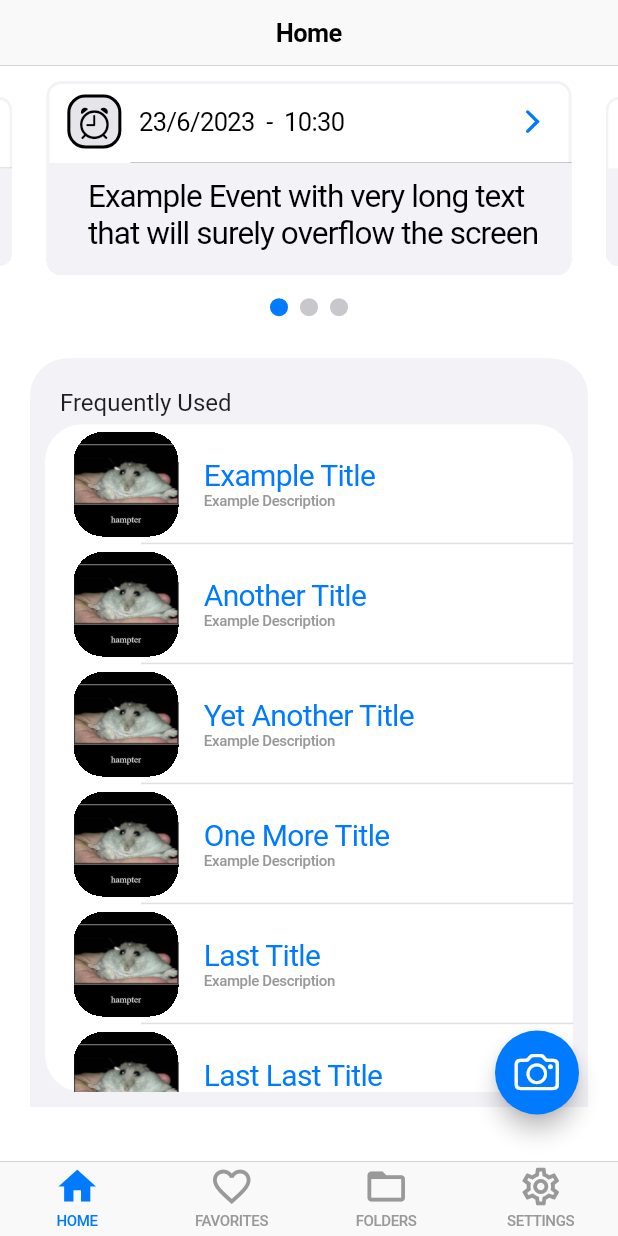
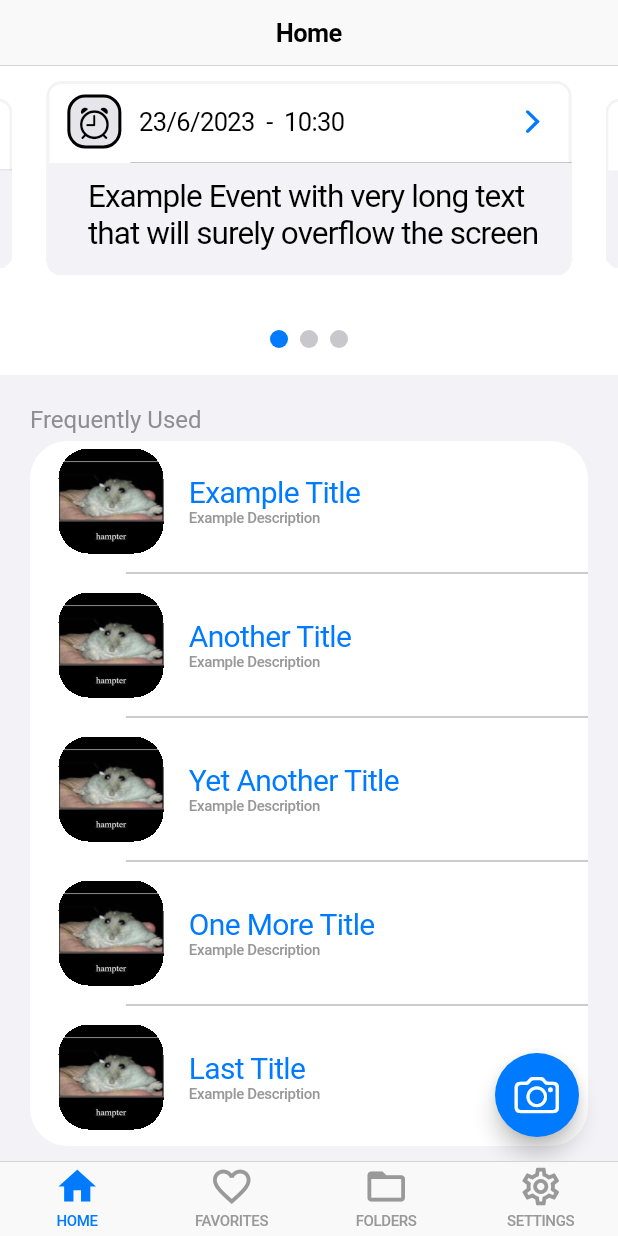
Before and after one commit to MA-SOSE2023/WallAt, a Flutter app: the HomeScreen screen opened by its route, on a phone screen of 412 x 824 dp. Run offline on Flutter 3.47's test engine with Material 2 defaults, Android fonts, the phone set to English and light mode, and no system bars; drawn by our look-alikes of flutter_carousel_widget; our stand-ins replace beamer, flutter_riverpod, freezed_annotation, photo_view.

Commit message:
#27_#31-improve flex behaviour of doc cards

```diff
--- a/lib/common/custom_widgets/document_card/document_card_container.dart
+++ b/lib/common/custom_widgets/document_card/document_card_container.dart
@@ -10,28 +10,33 @@ class DocumentCardContainer extends ConsumerWidget {
     required SingleItem item,
     BoxDecoration? containerDeco,
     Color? backgroundColor,
+    bool? showFavoriteButton,
     super.key,
   })  : _item = item,
         _containerDeco = containerDeco,
-        _backgroundColor = backgroundColor;
+        _backgroundColor = backgroundColor,
+        _showFavoriteButton = showFavoriteButton ?? true;
 
   DocumentCardContainer.borderless({
     required SingleItem item,
     Color? backgroundColor,
+    bool? showFavoriteButton,
     super.key,
   })  : _item = item,
         _containerDeco = BoxDecoration(
           color: backgroundColor,
         ),
-        _backgroundColor = backgroundColor;
+        _backgroundColor = backgroundColor,
+        _showFavoriteButton = showFavoriteButton ?? true;
 
   final SingleItem _item;
   final BoxDecoration? _containerDeco;
   final Color? _backgroundColor;
+  final bool _showFavoriteButton;
 
   @override
   Widget build(BuildContext context, WidgetRef ref) {
-    return Container(
+    return DecoratedBox(
       decoration: _containerDeco ??
           BoxDecoration(
             color: _backgroundColor ??
@@ -46,9 +51,11 @@ class DocumentCardContainer extends ConsumerWidget {
       child: Row(
         children: [
           Expanded(child: DocumentCard(item: _item)),
+          if (_showFavoriteButton)
             CupertinoButton(
               onPressed: ref
-                .read(Providers.singleItemControllerProvider(_item.id).notifier)
+                  .read(
+                      Providers.singleItemControllerProvider(_item.id).notifier)
                   .setFavorite,
               child: Icon(_item.isFavorite
                   ? CupertinoIcons.heart_fill
--- a/lib/common/custom_widgets/document_card/document_card_container_list.dart
+++ b/lib/common/custom_widgets/document_card/document_card_container_list.dart
@@ -8,20 +8,22 @@ class DocumentCardContainerList extends StatelessWidget {
   const DocumentCardContainerList({
     required List<SingleItem> items,
     bool borderlessCards = true,
+    bool showFavoriteButton = true,
     double itemMargin = 16.0,
     super.key,
   })  : _items = items,
         _borderlessCards = borderlessCards,
-        _itemMargin = itemMargin;
+        _itemMargin = itemMargin,
+        _showFavoriteButton = showFavoriteButton;
 
   final List<SingleItem> _items;
   final bool _borderlessCards;
   final double _itemMargin;
+  final bool _showFavoriteButton;
 
   @override
   Widget build(BuildContext context) {
-    return Expanded(
-      child: ListView(
+    return ListView(
       children: _items
           .map(
             (SingleItem item) => Padding(
@@ -32,7 +34,10 @@ class DocumentCardContainerList extends StatelessWidget {
               child: _borderlessCards
                   ? Column(
                       children: [
-                          DocumentCardContainer.borderless(item: item),
+                        DocumentCardContainer.borderless(
+                          item: item,
+                          showFavoriteButton: _showFavoriteButton,
+                        ),
                         Divider(
                           color: CupertinoDynamicColor.resolve(
                               CupertinoColors.inactiveGray, context),
@@ -41,11 +46,13 @@ class DocumentCardContainerList extends StatelessWidget {
                         ),
                       ],
                     )
-                    : DocumentCardContainer(item: item),
+                  : DocumentCardContainer(
+                      item: item,
+                      showFavoriteButton: _showFavoriteButton,
+                    ),
             ),
           )
           .toList(),
-      ),
     );
   }
 }
--- a/lib/pages/favorites/favorites_view.dart
+++ b/lib/pages/favorites/favorites_view.dart
@@ -63,7 +63,7 @@ class _FavoritesScreenState extends ConsumerState<FavoritesScreen> {
           ? DocumentCardContainerList(
               items: filteredFavorites,
               borderlessCards: widget._borderlessCards)
-          : Expanded(child: NoElementsMessage(message: emptyListMessage)),
+          : NoElementsMessage(message: emptyListMessage),
     );
 
     return CupertinoPageScaffold(
@@ -81,7 +81,7 @@ class _FavoritesScreenState extends ConsumerState<FavoritesScreen> {
               child: Column(
                 mainAxisAlignment: MainAxisAlignment.spaceBetween,
                 children: [
-                  filterFavoritesFuture.hasValue ? body : Expanded(child: body),
+                  Expanded(child: filterFavoritesFuture.hasValue ? body : body),
                   // Search bar for filtering items
                   SearchBarContainer(onChanged: (text) {
                     setState(() {
--- a/lib/pages/home/home_view.dart
+++ b/lib/pages/home/home_view.dart
@@ -6,7 +6,7 @@ import 'package:flutter_carousel_widget/flutter_carousel_widget.dart';
 import 'home_model.dart';
 import '/common/provider.dart';
 import '/common/custom_widgets/all_custom_widgets.dart'
-    show EventCard, DocumentCard, cameraButtonHeroTag;
+    show EventCard, DocumentCardContainerList, cameraButtonHeroTag;
 import '/router/router.dart';
 import '/pages/single_item/model/single_item.dart';
 import '/pages/single_item/model/item_event.dart';
@@ -22,8 +22,7 @@ class HomeScreen extends ConsumerWidget {
               event: event,
             ))
         .toList();
-    final List<DocumentCard> documentCards =
-        model.recentItems.map((item) => DocumentCard(item: item)).toList();
+    final List<SingleItem> documentCards = model.recentItems;
     return Scaffold(
       appBar: const CupertinoNavigationBar(
         middle: Text('Home'),
@@ -31,7 +30,7 @@ class HomeScreen extends ConsumerWidget {
       backgroundColor: CupertinoTheme.of(context).scaffoldBackgroundColor,
       floatingActionButtonLocation: FloatingActionButtonLocation.endFloat,
       floatingActionButton: Padding(
-        padding: const EdgeInsets.only(bottom: 15.0, right: 10.0),
+        padding: const EdgeInsets.only(right: 10.0),
         child: FloatingActionButton(
           foregroundColor: CupertinoTheme.of(context).primaryContrastingColor,
           backgroundColor: CupertinoTheme.of(context).primaryColor,
@@ -43,14 +42,15 @@ class HomeScreen extends ConsumerWidget {
           ),
         ),
       ),
-      body: Padding(
-        padding: const EdgeInsets.only(top: 10.0),
+      body: SafeArea(
         child: Column(
-          mainAxisAlignment: MainAxisAlignment.start,
+          mainAxisAlignment: MainAxisAlignment.spaceBetween,
           children: [
             ConstrainedBox(
               constraints: BoxConstraints(
-                  maxHeight: MediaQuery.of(context).size.height / 5),
+                  maxHeight: MediaQuery.of(context).size.height / 4),
+              child: Padding(
+                padding: const EdgeInsets.only(top: 10.0, bottom: 10.0),
                 child: FlutterCarousel(
                   items: eventCards,
                   options: CarouselOptions(
@@ -69,20 +69,12 @@ class HomeScreen extends ConsumerWidget {
                   ),
                 ),
               ),
-            ConstrainedBox(
-              constraints: BoxConstraints(
-                maxHeight: MediaQuery.of(context).size.height -
-                    (MediaQuery.of(context).size.height / 5) -
-                    140,
             ),
-              child: Padding(
-                padding: const EdgeInsets.fromLTRB(20.0, 20.0, 20.0, 0.0),
-                child: Container(
+            Expanded(
+              child: DecoratedBox(
                 decoration: BoxDecoration(
-                    borderRadius:
-                        const BorderRadius.vertical(top: Radius.circular(25)),
                   color: CupertinoDynamicColor.resolve(
-                        CupertinoColors.systemGroupedBackground, context),
+                      CupertinoColors.systemGrey6, context),
                 ),
                 child: Column(
                   crossAxisAlignment: CrossAxisAlignment.start,
@@ -92,43 +84,26 @@ class HomeScreen extends ConsumerWidget {
                           EdgeInsets.only(left: 20.0, top: 20.0, bottom: 5.0),
                       child: Text(
                         'Frequently Used',
-                          style: TextStyle(fontSize: 16),
+                        style: TextStyle(
+                            fontSize: 16, color: CupertinoColors.systemGrey),
                       ),
                     ),
                     Expanded(
                       child: Container(
                         margin: const EdgeInsets.only(
-                              left: 10, right: 10, bottom: 10),
+                            left: 20.0, right: 20.0, bottom: 10),
                         decoration: BoxDecoration(
                           borderRadius: BorderRadius.circular(25),
                           color: CupertinoTheme.of(context)
                               .scaffoldBackgroundColor,
                         ),
-                          child: ListView(
-                            children: [
-                              ...documentCards
-                                  .sublist(0, documentCards.length - 1)
-                                  .map(
-                                (card) {
-                                  return Column(
-                                    children: [
-                                      card,
-                                      const Divider(
-                                        height: 0,
-                                        thickness: 1,
-                                        indent: 64,
-                                      ),
-                                    ],
-                                  );
-                                },
-                              ).toList(),
-                              documentCards.last,
-                            ],
+                        child: DocumentCardContainerList(
+                          items: documentCards,
+                          showFavoriteButton: false,
                         ),
                       ),
                     ),
                   ],
-                  ),
                 ),
               ),
             ),
```
Lines whose indentation alone changed are shown as unchanged.
